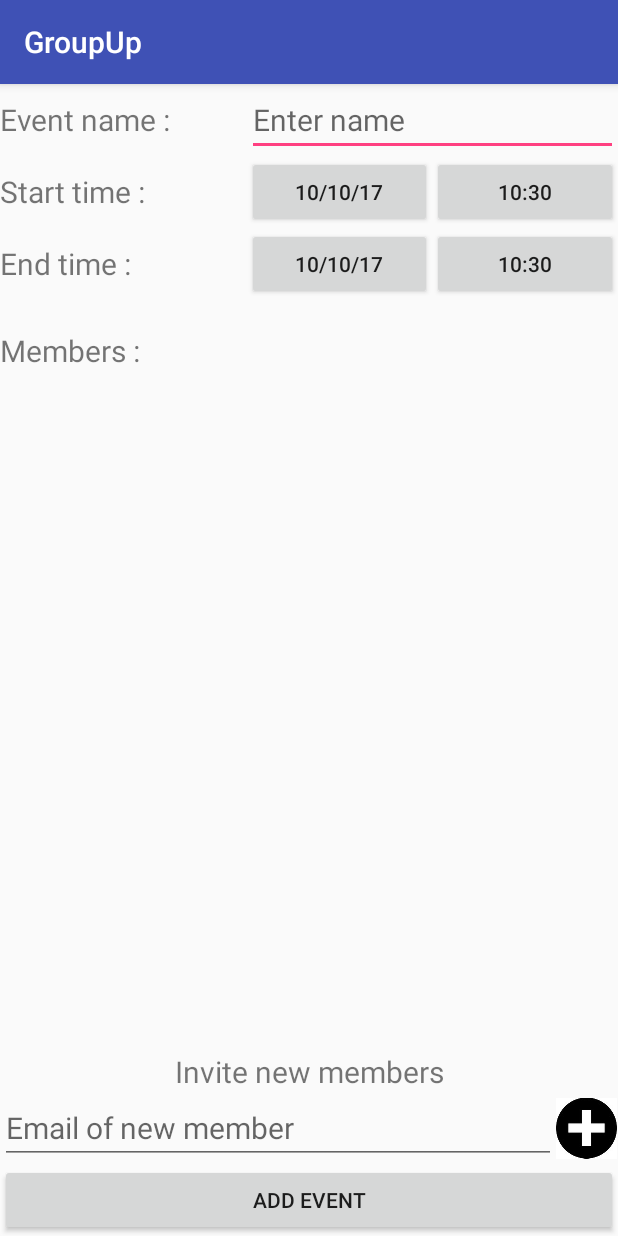
After one commit to EtienneBonvin/group-up, an Android app: the eventCreation screen opened directly, with no data from a screen before it, on a phone screen of 412 x 824 dp. The commit adds this screen. Run offline under Robolectric (Android 15) with nearby library versions, the phone set to English and light mode, and no system bars.

Commit message:
EventCreation UI V1

```diff
--- /dev/null
+++ b/app/src/main/java/ch/epfl/sweng/groupup/activity/eventCreation/eventCreation.java
@@ -0,0 +1,247 @@
+package ch.epfl.sweng.groupup.activity.eventCreation;
+
+import android.app.DatePickerDialog;
+import android.app.TimePickerDialog;
+import android.graphics.drawable.Drawable;
+import android.icu.util.GregorianCalendar;
+import android.support.v7.app.ActionBar;
+import android.support.v7.app.AppCompatActivity;
+import android.os.Bundle;
+import android.view.Gravity;
+import android.view.View;
+import android.widget.Button;
+import android.widget.DatePicker;
+import android.widget.EditText;
+import android.widget.ImageView;
+import android.widget.LinearLayout;
+import android.widget.RelativeLayout;
+import android.widget.TableLayout;
+import android.widget.TableRow;
+import android.widget.TextView;
+import android.widget.TimePicker;
+
+import java.util.Calendar;
+import java.util.Date;
+import java.util.HashMap;
+import java.util.Map;
+
+import ch.epfl.sweng.groupup.R;
+
+/**
+ * EventCreation class
+ * Offers the possibility to the user to create a new event.
+ * Is linked to the layout event_creation.xml
+ */
+public class eventCreation extends AppCompatActivity implements DatePickerDialog.OnDateSetListener,
+    TimePickerDialog.OnTimeSetListener{
+
+    private Button start_date, end_date, start_time, end_time;
+    private DatePickerDialog datePickerDialog;
+    private TimePickerDialog timePickerDialog;
+    private Calendar cal;
+    private boolean set_start_date, set_end_date, set_start_time, set_end_time;
+    private int numberOfMembers;
+    private HashMap<View.OnClickListener, View> viewsWithOCL;
+
+    /**
+     * Initialization of all the variables of the class and of the OnClickListeners
+     * @param savedInstanceState unused
+     */
+    @Override
+    protected void onCreate(Bundle savedInstanceState) {
+        super.onCreate(savedInstanceState);
+        setContentView(R.layout.event_creation);
+
+        cal = Calendar.getInstance();
+
+        set_start_date = false;
+        set_end_date = false;
+        set_start_time = false;
+        set_end_time = false;
+
+        numberOfMembers = 0;
+
+        viewsWithOCL = new HashMap<>();
+
+        start_date = (Button)findViewById(R.id.button_start_date);
+        start_date.setText(date_format(cal.get(Calendar.DAY_OF_MONTH), cal.get(Calendar.MONTH),
+                cal.get(Calendar.YEAR)));
+
+        start_time = (Button)findViewById(R.id.button_start_time);
+        start_time.setText(time_format(cal.get(Calendar.HOUR_OF_DAY), cal.get(Calendar.MINUTE)));
+
+        end_date = (Button)findViewById(R.id.button_end_date);
+        end_date.setText(date_format(cal.get(Calendar.DAY_OF_MONTH), cal.get(Calendar.MONTH),
+                cal.get(Calendar.YEAR)));
+
+        end_time = (Button)findViewById(R.id.button_end_time);
+        end_time.setText(time_format(cal.get(Calendar.HOUR_OF_DAY), cal.get(Calendar.MINUTE)));
+
+        datePickerDialog = new DatePickerDialog(
+                this, eventCreation.this, cal.get(Calendar.YEAR), cal.get(Calendar.MONTH),
+                cal.get(Calendar.DAY_OF_MONTH));
+
+        timePickerDialog = new TimePickerDialog(
+                this, eventCreation.this, cal.get(Calendar.HOUR_OF_DAY), cal.get(Calendar.MINUTE), true);
+
+        findViewById(R.id.button_start_date)
+                .setOnClickListener(new View.OnClickListener() {
+                    @Override
+                    public void onClick(View v) {
+                        set_start_date = true;
+                        datePickerDialog.show();
+                    }
+                });
+
+        findViewById(R.id.button_end_date)
+                .setOnClickListener(new View.OnClickListener() {
+                    @Override
+                    public void onClick(View v) {
+                        set_end_date = true;
+                        datePickerDialog.show();
+                    }
+                });
+
+        findViewById(R.id.button_start_time)
+                .setOnClickListener(new View.OnClickListener() {
+                    @Override
+                    public void onClick(View v) {
+                        set_start_time = true;
+                        timePickerDialog.show();
+                    }
+                });
+        findViewById(R.id.button_end_time)
+                .setOnClickListener(new View.OnClickListener() {
+                    @Override
+                    public void onClick(View v) {
+                        set_end_time = true;
+                        timePickerDialog.show();
+                    }
+                });
+
+        findViewById(R.id.image_view_add_member)
+                .setOnClickListener(new View.OnClickListener() {
+                    @Override
+                    public void onClick(View v) {
+                        addNewMember();
+                    }
+                });
+    }
+
+    /**
+     * Adds a line in the member list on the UI with the email address specified by the user
+     * with the possibility to remove it by linking the OnClickListener to the instance of
+     * LinearLayout created.
+     */
+    private void addNewMember() {
+        numberOfMembers++;
+
+        LinearLayout newMember = new LinearLayout(this);
+        newMember.setLayoutParams(new LinearLayout.LayoutParams(
+                LinearLayout.LayoutParams.FILL_PARENT,
+                LinearLayout.LayoutParams.WRAP_CONTENT));
+
+        EditText memberMail = (EditText) findViewById(R.id.edit_text_add_member);
+
+        TextView textView = new TextView(this);
+        textView.setTextSize(20);
+        textView.setLayoutParams(new LinearLayout.LayoutParams(
+                0,
+                LinearLayout.LayoutParams.WRAP_CONTENT,
+                0.9f));
+        textView.setText(memberMail.getText());
+        memberMail.setText("");
+
+
+        LinearLayout.LayoutParams params = new LinearLayout.LayoutParams(
+                0,
+                LinearLayout.LayoutParams.FILL_PARENT,
+                0.1f);
+        params.setMargins(2, 2, 2, 2);
+        ImageView minus = new ImageView(this);
+        minus.setImageResource(R.drawable.minussign);
+        minus.setLayoutParams(params);
+        minus.setId(numberOfMembers);
+
+        newMember.addView(textView);
+        newMember.addView(minus);
+
+        ((LinearLayout) findViewById(R.id.members_list))
+                .addView(newMember);
+
+        View.OnClickListener ocl = new View.OnClickListener() {
+            @Override
+            public void onClick(View v) {
+                ((LinearLayout) findViewById(R.id.members_list))
+                        .removeView(
+                                viewsWithOCL.get(this)
+                        );
+            }
+        };
+
+        minus.setOnClickListener(ocl);
+        viewsWithOCL.put(ocl, newMember);
+    }
+
+    /**
+     * Overrides the method onDateSet of the interface DatePickerDialog.OnDateSetListener,
+     * changes the text of the button on the UI accordingly to the data entered by the user
+     * on the DatePickerDialog.
+     * @param view
+     * @param year
+     * @param month
+     * @param dayOfMonth
+     */
+    @Override
+    public void onDateSet(DatePicker view, int year, int month, int dayOfMonth) {
+        if(set_start_date) {
+            start_date.setText(date_format(dayOfMonth, month, year));
+            set_start_date = false;
+        }else if(set_end_date){
+            end_date.setText(date_format(dayOfMonth, month, year));
+            set_end_date = false;
+        }
+    }
+
+    /**
+     * Overrides the method onTimeSet of the interface TimePickerDialog.OnTimeSetListener,
+     * changes the text of the button on the UI accordingly to the data entered by the user
+     * on the TimePickerDialog.
+     * @param view
+     * @param hourOfDay
+     * @param minute
+     */
+    @Override
+    public void onTimeSet(TimePicker view, int hourOfDay, int minute) {
+        if(set_start_time) {
+            start_time.setText(time_format(hourOfDay, minute));
+            set_start_time = false;
+        }else if(set_end_time){
+            end_time.setText(time_format(hourOfDay, minute));
+            set_end_time = false;
+        }
+    }
+
+    /**
+     * Format a date into a DD/MM/YY string.
+     * @param day
+     * @param month
+     * @param year
+     * @return a DD/MM/YY string
+     */
+    private String date_format(int day, int month, int year){
+        return String.format("%02d", day)+"/"+
+                String.format("%02d", month+1)+"/"+
+                String.format("%02d", (year%100));
+    }
+
+    /**
+     * Format a time into a HH:MM string.
+     * @param hour
+     * @param minutes
+     * @return a HH:MM string
+     */
+    private String time_format(int hour, int minutes){
+        return String.format("%02d", hour)+":"+String.format("%02d", minutes);
+    }
+}
--- /dev/null
+++ b/app/src/main/res/layout/event_creation.xml
@@ -0,0 +1,160 @@
+<?xml version="1.0" encoding="utf-8"?>
+<RelativeLayout xmlns:android="http://schemas.android.com/apk/res/android"
+    android:layout_width="match_parent"
+    android:layout_height="match_parent">
+
+    <!-- User input for the event name -->
+    <LinearLayout
+        android:layout_width="match_parent"
+        android:layout_height="wrap_content"
+        android:id="@+id/ui_event_name">
+
+        <TextView
+            android:layout_width="0dp"
+            android:layout_height="fill_parent"
+            android:layout_weight="0.4"
+            android:text="@string/text_view_event_name"
+            android:textSize="20sp"
+            android:gravity="center_vertical"/>
+        <EditText
+            android:layout_width="0dp"
+            android:layout_height="fill_parent"
+            android:layout_weight="0.6"
+            android:textSize="20sp"
+            android:inputType="textCapSentences|textAutoCorrect"
+            android:hint="@string/text_view_event_name_hint"/>
+
+    </LinearLayout>
+
+    <!-- User input for the starting date and time of the event -->
+    <LinearLayout
+        android:layout_width="match_parent"
+        android:layout_height="wrap_content"
+        android:id="@+id/ui_start_time"
+        android:layout_below="@id/ui_event_name">
+
+        <TextView
+            android:layout_width="0dp"
+            android:layout_height="fill_parent"
+            android:layout_weight="0.4"
+            android:text="@string/text_view_start_time"
+            android:textSize="20sp"
+            android:gravity="center_vertical"/>
+        <Button
+            android:id="@+id/button_start_date"
+            android:layout_width="0dp"
+            android:layout_height="fill_parent"
+            android:layout_weight="0.3"
+            android:text=""/>
+
+        <Button
+            android:id="@+id/button_start_time"
+            android:layout_width="0dp"
+            android:layout_height="fill_parent"
+            android:layout_weight="0.3"
+            android:text=""/>
+
+    </LinearLayout>
+
+    <!-- User input for the ending date and time of the event -->
+    <LinearLayout
+        android:layout_width="match_parent"
+        android:layout_height="wrap_content"
+        android:id="@+id/ui_end_time"
+        android:layout_below="@id/ui_start_time">
+
+        <TextView
+            android:layout_width="0dp"
+            android:layout_height="fill_parent"
+            android:layout_weight="0.4"
+            android:text="@string/text_view_end_time"
+            android:textSize="20sp"
+            android:gravity="center_vertical"/>
+
+        <Button
+            android:id="@+id/button_end_date"
+            android:layout_width="0dp"
+            android:layout_height="fill_parent"
+            android:layout_weight="0.3"
+            android:text=""/>
+
+        <Button
+            android:id="@+id/button_end_time"
+            android:layout_width="0dp"
+            android:layout_height="fill_parent"
+            android:layout_weight="0.3"
+            android:text=""/>
+
+    </LinearLayout>
+
+    <TextView
+        android:layout_width="fill_parent"
+        android:layout_height="wrap_content"
+        android:id="@+id/members"
+        android:text="@string/text_view_members"
+        android:layout_below="@id/ui_end_time"
+        android:textSize="20sp"
+        android:paddingTop="20sp"/>
+
+    <!-- Add Event button -->
+    <Button
+        android:id="@+id/save_button"
+        android:layout_width="fill_parent"
+        android:layout_height="wrap_content"
+        android:layout_alignParentBottom="true"
+        android:text="@string/button_event_creation"/>
+
+    <!-- User input for the email address of the invited users -->
+    <LinearLayout
+        android:id="@+id/layout_add_member"
+        android:layout_width="fill_parent"
+        android:layout_height="wrap_content"
+        android:layout_above="@id/save_button">
+
+        <EditText
+            android:layout_width="0dp"
+            android:layout_height="wrap_content"
+            android:layout_weight="0.9"
+            android:textSize="20sp"
+            android:id="@+id/edit_text_add_member"
+            android:hint="@string/text_view_invite_new_members_hint"
+            android:inputType="textWebEmailAddress"/>
+
+        <ImageView
+            android:layout_width="0dp"
+            android:layout_height="fill_parent"
+            android:layout_weight="0.1"
+            android:id="@+id/image_view_add_member"
+            android:src="@drawable/plussign"/>
+
+    </LinearLayout>
+
+    <TextView
+        android:layout_width="fill_parent"
+        android:layout_height="wrap_content"
+        android:id="@+id/text_view_add_members"
+        android:layout_above="@id/layout_add_member"
+        android:text="@string/text_view_invite_new_members"
+        android:textSize="20sp"
+        android:gravity="center"
+        android:paddingTop="20sp"/>
+
+    <!-- Scroll view showing all the already added members
+        with the possibility to delete them -->
+    <ScrollView
+        android:layout_width="fill_parent"
+        android:layout_height="fill_parent"
+        android:layout_below="@id/members"
+        android:layout_above="@id/text_view_add_members"
+        android:id="@+id/scrollView">
+
+        <LinearLayout
+            android:layout_width="fill_parent"
+            android:layout_height="wrap_content"
+            android:id="@+id/members_list"
+            android:orientation="vertical">
+        </LinearLayout>
+
+    </ScrollView>
+
+</RelativeLayout>
--- a/app/src/main/res/values/strings.xml
+++ b/app/src/main/res/values/strings.xml
@@ -11,4 +11,12 @@
     <string name="text_view_email_text">NO_EMAIL</string>
     <string name="text_view_account_type_info">Account Type:</string>
     <string name="text_view_account_type_text">NO_ACCOUNT_TYPE</string>
+    <string name="text_view_event_name">Event name : </string>
+    <string name="text_view_event_name_hint">Enter name</string>
+    <string name="text_view_start_time">Start time : </string>
+    <string name="text_view_end_time">End time : </string>
+    <string name="text_view_members">Members : </string>
+    <string name="text_view_invite_new_members">Invite new members</string>
+    <string name="text_view_invite_new_members_hint">Email of new member</string>
+    <string name="button_event_creation">ADD EVENT</string>
 </resources>
```
Also changed, not shown: app/src/main/AndroidManifest.xml (+6 -6 lines), app/src/main/res/drawable/minussign.png (added), app/src/main/res/drawable/plussign.jpg (added).
